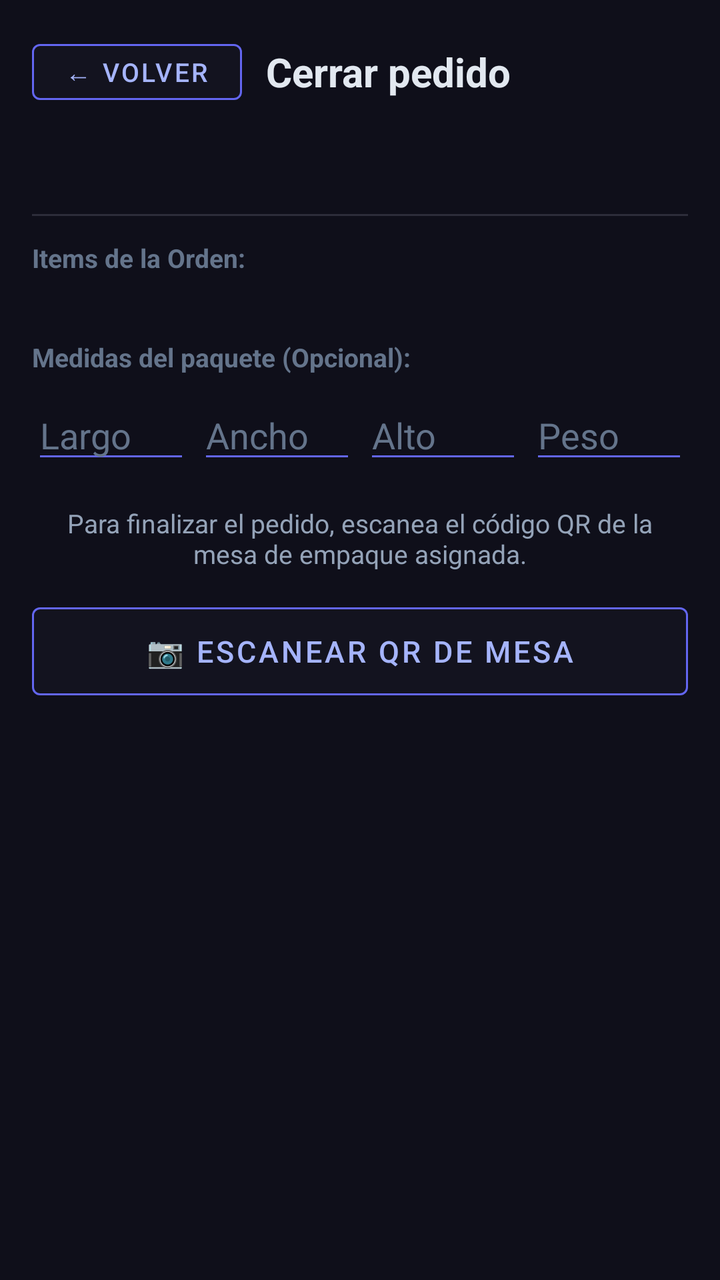
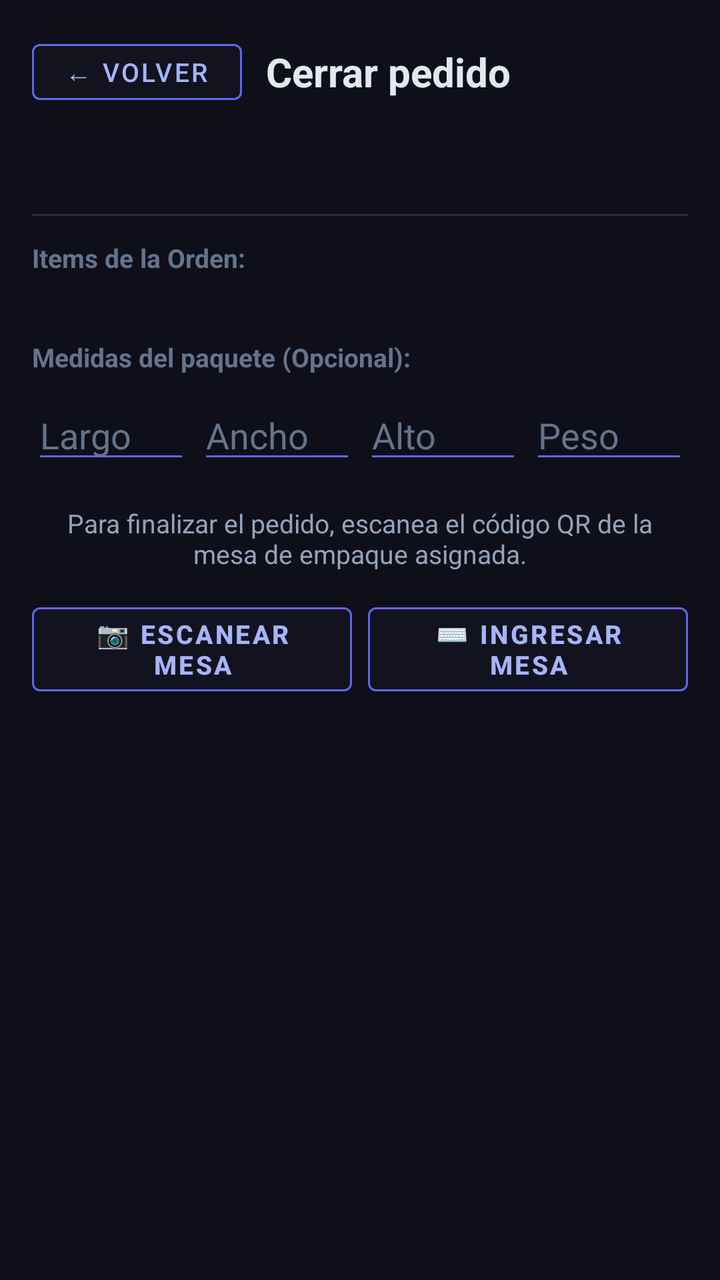

The first picture is an Android layout as it rendered before a commit; the second is the same layout after the commit. The layout source and the unified diff follow.
<!-- AndroidManifest.xml: application theme Theme.SmartWMSOperario -->
<!-- res/layout/fragment_packing.xml -->
<?xml version="1.0" encoding="utf-8"?>
<ScrollView
    xmlns:android="http://schemas.android.com/apk/res/android"
    xmlns:app="http://schemas.android.com/apk/res-auto"
    android:layout_width="match_parent"
    android:layout_height="match_parent"
    android:background="@color/bg_dark">

    <LinearLayout
        android:layout_width="match_parent"
        android:layout_height="wrap_content"
        android:orientation="vertical"
        android:padding="16dp">

        
        <LinearLayout
            android:layout_width="match_parent"
            android:layout_height="wrap_content"
            android:orientation="horizontal"
            android:gravity="center_vertical"
            android:layout_marginBottom="12dp">

            <com.google.android.material.button.MaterialButton
                android:id="@+id/btn_back_packing"
                android:layout_width="wrap_content"
                android:layout_height="40dp"
                android:text="← Volver"
                android:textSize="13sp"
                android:backgroundTint="@color/surface_dark"
                android:textColor="@color/purple_light"
                style="@style/Widget.MaterialComponents.Button.OutlinedButton"
                app:strokeColor="@color/purple_primary"
                app:strokeWidth="1dp"
                android:layout_marginEnd="12dp"/>

            <TextView
                android:id="@+id/tv_packing_title"
                android:layout_width="wrap_content"
                android:layout_height="wrap_content"
                android:text="Cerrar pedido"
                android:textSize="20sp"
                android:textStyle="bold"
                android:textColor="@color/text_primary"/>
        </LinearLayout>

        
        <TextView
            android:id="@+id/tv_packing_status"
            android:layout_width="match_parent"
            android:layout_height="wrap_content"
            android:textSize="14sp"
            android:lineSpacingExtra="4dp"
            android:layout_marginBottom="20dp"/>

        
        <View
            android:layout_width="match_parent"
            android:layout_height="1dp"
            android:background="#2d2d3a"
            android:layout_marginBottom="12dp"/>

        
        <TextView
            android:layout_width="wrap_content"
            android:layout_height="wrap_content"
            android:text="Items de la Orden:"
            android:textSize="13sp"
            android:textColor="@color/text_muted"
            android:textStyle="bold"
            android:layout_marginBottom="8dp"/>

        
        <LinearLayout
            android:id="@+id/ll_items_summary"
            android:layout_width="match_parent"
            android:layout_height="wrap_content"
            android:orientation="vertical"
            android:layout_marginBottom="24dp"/>

        <TextView
            android:layout_width="match_parent"
            android:layout_height="wrap_content"
            android:text="Medidas del paquete (Opcional):"
            android:textSize="13sp"
            android:textColor="@color/text_muted"
            android:textStyle="bold"
            android:layout_marginBottom="8dp"/>

        <LinearLayout
            android:layout_width="match_parent"
            android:layout_height="wrap_content"
            android:orientation="horizontal"
            android:weightSum="4"
            android:layout_marginBottom="16dp">

            <EditText
                android:id="@+id/et_pkg_length"
                android:layout_width="0dp"
                android:layout_height="wrap_content"
                android:layout_weight="1"
                android:hint="Largo"
                android:inputType="numberDecimal"
                android:textColorHint="@color/text_muted"
                android:textColor="@color/text_primary"
                android:backgroundTint="@color/purple_primary"
                android:layout_marginEnd="4dp"/>

            <EditText
                android:id="@+id/et_pkg_width"
                android:layout_width="0dp"
                android:layout_height="wrap_content"
                android:layout_weight="1"
                android:hint="Ancho"
                android:inputType="numberDecimal"
                android:textColorHint="@color/text_muted"
                android:textColor="@color/text_primary"
                android:backgroundTint="@color/purple_primary"
                android:layout_marginEnd="4dp"/>

            <EditText
                android:id="@+id/et_pkg_height"
                android:layout_width="0dp"
                android:layout_height="wrap_content"
                android:layout_weight="1"
                android:hint="Alto"
                android:inputType="numberDecimal"
                android:textColorHint="@color/text_muted"
                android:textColor="@color/text_primary"
                android:backgroundTint="@color/purple_primary"
                android:layout_marginEnd="4dp"/>

            <EditText
                android:id="@+id/et_pkg_weight"
                android:layout_width="0dp"
                android:layout_height="wrap_content"
                android:layout_weight="1"
                android:hint="Peso"
                android:inputType="numberDecimal"
                android:textColorHint="@color/text_muted"
                android:textColor="@color/text_primary"
                android:backgroundTint="@color/purple_primary"/>
        </LinearLayout>

        <TextView
            android:layout_width="match_parent"
            android:layout_height="wrap_content"
            android:text="Para finalizar el pedido, escanea el código QR de la mesa de empaque asignada."
            android:textSize="13sp"
            android:textColor="@color/text_secondary"
            android:layout_marginBottom="12dp"
            android:textAlignment="center"/>

        
        <com.google.android.material.button.MaterialButton
            android:id="@+id/btn_close_packing"
            android:layout_width="match_parent"
            android:layout_height="56dp"
            android:text="📷 Escanear QR de Mesa"
            android:textSize="15sp"
            android:enabled="false"
            android:backgroundTint="@color/surface_dark"
            android:textColor="@color/purple_light"
            app:strokeColor="@color/purple_primary"
            app:strokeWidth="1dp"
            style="@style/Widget.MaterialComponents.Button.OutlinedButton" />

    </LinearLayout>
</ScrollView>
<!-- resources referenced by this layout -->
<resources>
  <color name="bg_dark">#0f0f1a</color>
  <color name="purple_light">#a5b4fc</color>
  <color name="purple_primary">#6366f1</color>
  <color name="surface_dark">#13131f</color>
  <color name="text_muted">#64748b</color>
  <color name="text_primary">#e2e8f0</color>
  <color name="text_secondary">#94a3b8</color>
  <style name="Theme.SmartWMSOperario" parent="Theme.MaterialComponents.DayNight.DarkActionBar">
          <item name="colorPrimary">@color/purple_primary</item>
          <item name="colorPrimaryVariant">@color/surface_dark</item>
          <item name="colorOnPrimary">@color/white</item>
          <item name="colorSurface">@color/surface_dark</item>
          <item name="colorOnSurface">@color/text_primary</item>
          <item name="android:windowBackground">@color/bg_dark</item>
          <item name="android:statusBarColor">@color/surface_dark</item>
          <item name="android:navigationBarColor">@color/surface_dark</item>
          <item name="bottomNavigationStyle">@style/SmartWMSBottomNav</item>
      </style>
  <color name="white">#FFFFFFFF</color>
  <style name="SmartWMSBottomNav" parent="Widget.MaterialComponents.BottomNavigationView">
          <item name="android:background">@color/surface_dark</item>
          <item name="itemIconTint">@color/bottom_nav_selector</item>
          <item name="itemTextColor">@color/bottom_nav_selector</item>
      </style>
</resources>

<!-- the commit's change to res/layout/fragment_packing.xml (unified diff, before → after) -->
@@ -151,18 +151,43 @@
             android:textAlignment="center"/>
 
         
-        <com.google.android.material.button.MaterialButton
-            android:id="@+id/btn_close_packing"
+        <LinearLayout
             android:layout_width="match_parent"
-            android:layout_height="56dp"
-            android:text="📷 Escanear QR de Mesa"
-            android:textSize="15sp"
-            android:enabled="false"
-            android:backgroundTint="@color/surface_dark"
-            android:textColor="@color/purple_light"
-            app:strokeColor="@color/purple_primary"
-            app:strokeWidth="1dp"
-            style="@style/Widget.MaterialComponents.Button.OutlinedButton" />
+            android:layout_height="wrap_content"
+            android:orientation="horizontal">
+
+            <com.google.android.material.button.MaterialButton
+                android:id="@+id/btn_close_packing"
+                android:layout_width="0dp"
+                android:layout_height="54dp"
+                android:layout_weight="1"
+                android:text="📷 Escanear Mesa"
+                android:textSize="13sp"
+                android:textStyle="bold"
+                android:enabled="false"
+                android:backgroundTint="@color/surface_dark"
+                android:textColor="@color/purple_light"
+                app:strokeColor="@color/purple_primary"
+                app:strokeWidth="1dp"
+                style="@style/Widget.MaterialComponents.Button.OutlinedButton"
+                android:layout_marginEnd="4dp" />
+
+            <com.google.android.material.button.MaterialButton
+                android:id="@+id/btn_manual_packing"
+                android:layout_width="0dp"
+                android:layout_height="54dp"
+                android:layout_weight="1"
+                android:text="⌨️ Ingresar Mesa"
+                android:textSize="13sp"
+                android:textStyle="bold"
+                android:enabled="false"
+                android:backgroundTint="@color/surface_dark"
+                android:textColor="@color/purple_light"
+                app:strokeColor="@color/purple_primary"
+                app:strokeWidth="1dp"
+                style="@style/Widget.MaterialComponents.Button.OutlinedButton"
+                android:layout_marginStart="4dp" />
+        </LinearLayout>
 
     </LinearLayout>
 </ScrollView>
